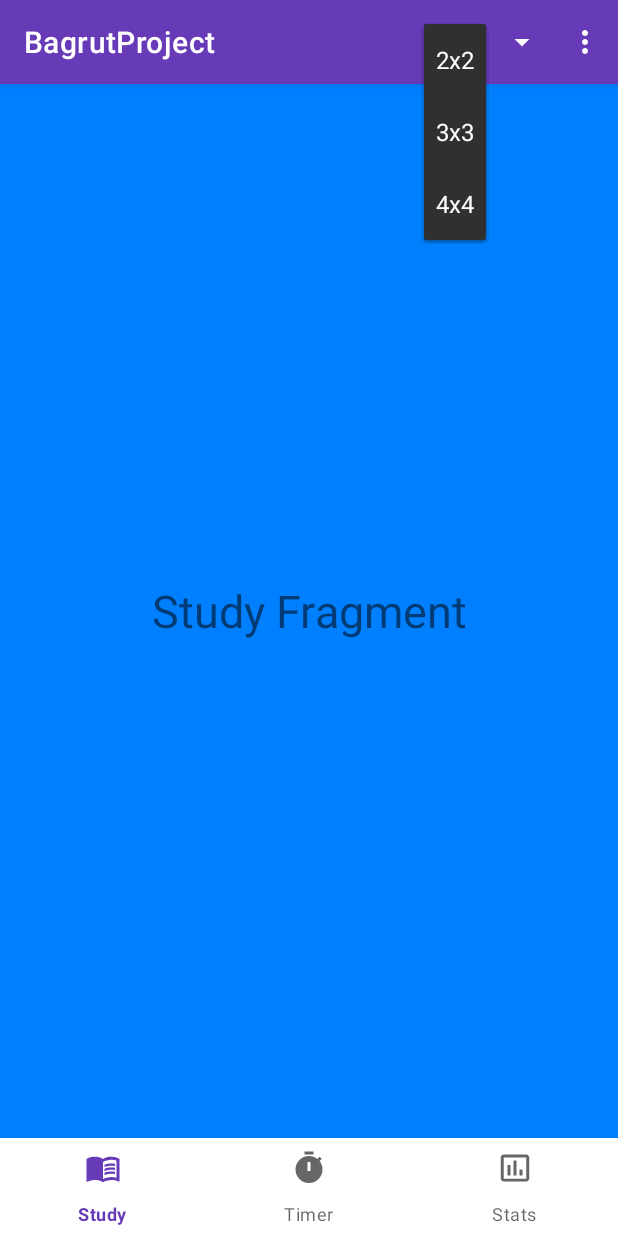
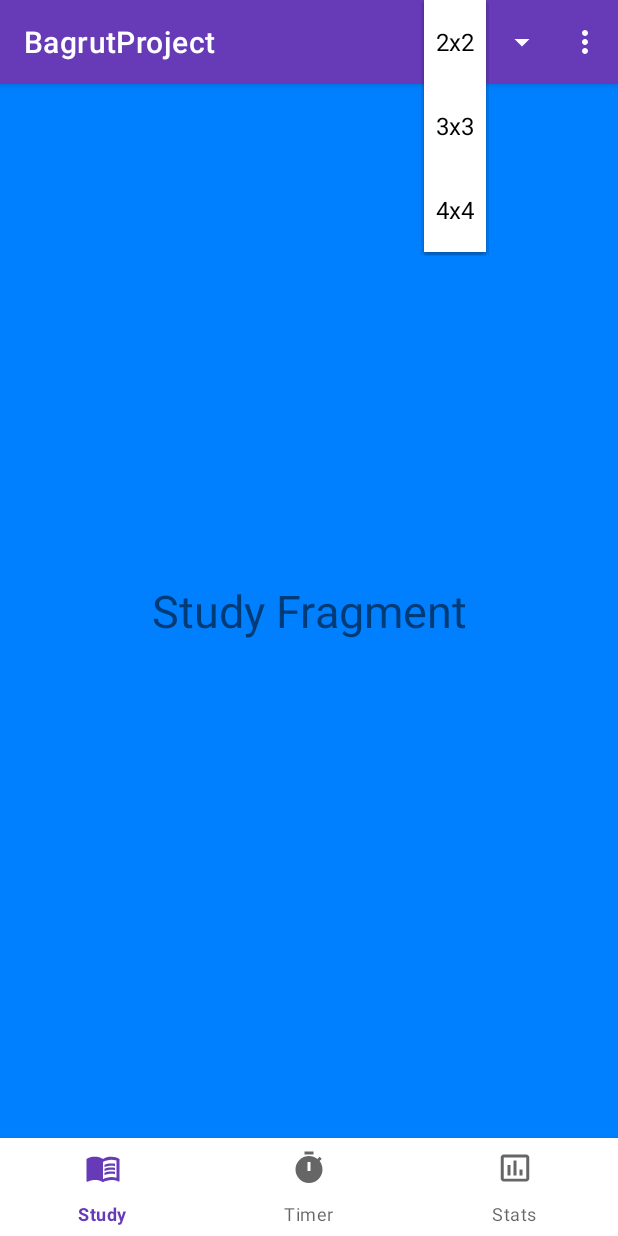
Before and after one commit to HarelPolak/BagrutProject, an Android app: the screen it shows after launch (MainActivity), after a tap on "2x2", on a phone screen of 412 x 824 dp. Run offline under Robolectric (Android 15) with nearby library versions, the phone set to English and light mode, and no system bars.

Commit message:
spinner working yayy

```diff
--- a/app/src/main/java/com/example/bagrutproject/MainActivity.java
+++ b/app/src/main/java/com/example/bagrutproject/MainActivity.java
@@ -64,8 +64,8 @@ public class MainActivity extends AppCompatActivity implements BottomNavigationV
         MenuItem item = menu.findItem(R.id.spinner);
         Spinner spinner = (Spinner) item.getActionView();
         ArrayAdapter<CharSequence> adapter = ArrayAdapter.createFromResource(this,
-                R.array.spinner_list_item_array, android.R.layout.simple_spinner_item);
-        adapter.setDropDownViewResource(android.R.layout.simple_spinner_dropdown_item);
+                R.array.spinner_list_item_array, R.layout.layout_drop_title);
+        adapter.setDropDownViewResource(R.layout.layout_drop_list);
         spinner.setAdapter(adapter);
         spinner.setOnItemSelectedListener(this);
         return super.onCreateOptionsMenu(menu);
--- /dev/null
+++ b/app/src/main/res/layout/layout_drop_list.xml
@@ -0,0 +1,10 @@
+<?xml version="1.0" encoding="utf-8"?>
+<CheckedTextView xmlns:android="http://schemas.android.com/apk/res/android"
+    android:id="@android:id/text1"
+    style="?android:attr/spinnerDropDownItemStyle"
+    android:singleLine="true"
+    android:layout_width="match_parent"
+    android:layout_height="?attr/actionBarSize"
+    android:ellipsize="marquee"
+    android:background="@color/white"
+    android:textColor="@color/black"/>
--- /dev/null
+++ b/app/src/main/res/layout/layout_drop_title.xml
@@ -0,0 +1,9 @@
+<?xml version="1.0" encoding="utf-8"?>
+<TextView xmlns:android="http://schemas.android.com/apk/res/android"
+    android:id="@android:id/text1"
+    style="?attr/spinnerDropDownItemStyle"
+    android:singleLine="true"
+    android:layout_width="wrap_content"
+    android:layout_height="?attr/actionBarSize"
+    android:textColor="@android:color/white"
+    android:ellipsize="marquee"/>
--- a/app/src/main/res/menu/main_top_menu.xml
+++ b/app/src/main/res/menu/main_top_menu.xml
@@ -5,9 +5,8 @@
 
     <item
         android:id="@+id/spinner"
-        android:title="ActionBar Spinner"
+        android:title="Spinner"
         app:actionViewClass="android.widget.Spinner"
-        android:background="#ff00"
         app:showAsAction="always" />
 
     <item
```
Also changed, not shown: app/src/main/java/com/example/bagrutproject/ScrambleGenerator.java (+19 -0 lines).
